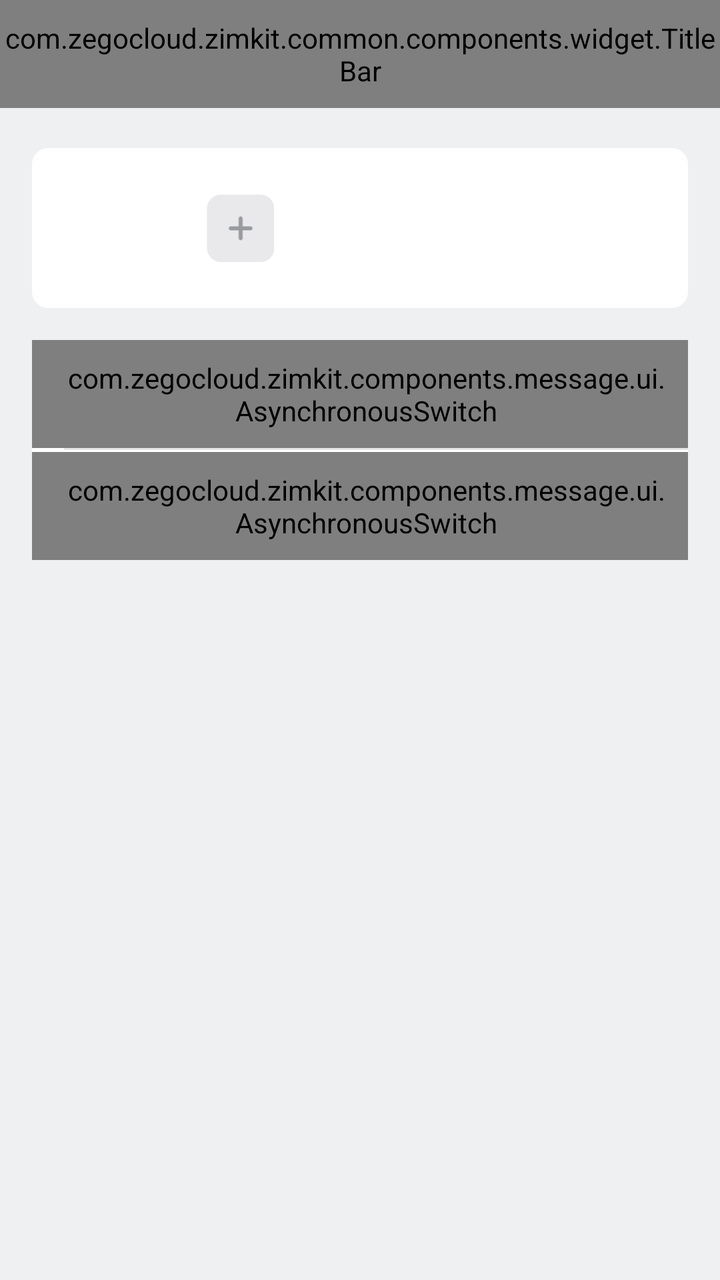
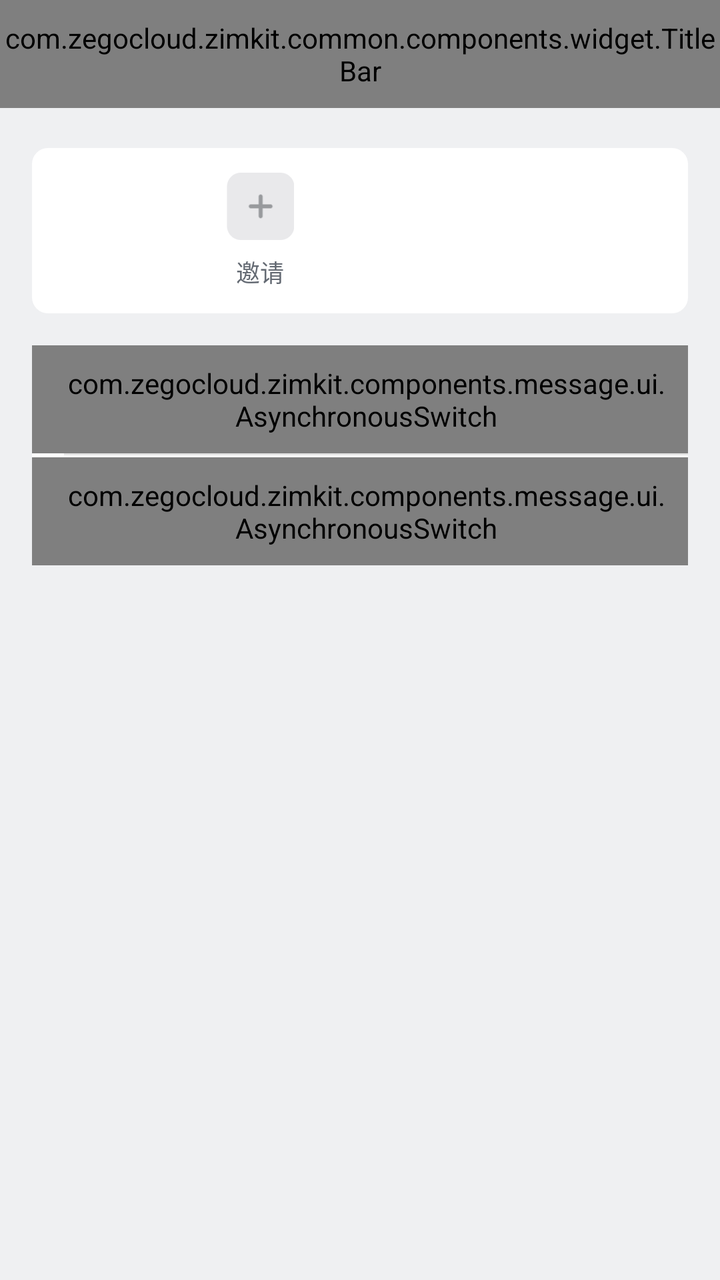

Compare the two renders of this Android layout. The source of the first and the diff that turns it into the second are given below.
<!-- AndroidManifest.xml: another module's application theme AppTheme.NoActionBar -->
<!-- res/layout/activity_private_chat_setting.xml -->
<?xml version="1.0" encoding="utf-8"?>
<layout xmlns:android="http://schemas.android.com/apk/res/android"
  xmlns:app="http://schemas.android.com/apk/res-auto"
  xmlns:tools="http://schemas.android.com/tools">

  <data>

  </data>

  <androidx.constraintlayout.widget.ConstraintLayout
    android:id="@+id/main"
    android:layout_width="match_parent"
    android:layout_height="match_parent"
    android:background="@color/white">

    <com.zegocloud.zimkit.common.components.widget.TitleBar
      android:id="@+id/title_bar"
      android:layout_width="match_parent"
      android:layout_height="@dimen/title_bar_height"
      app:layout_constraintTop_toTopOf="parent" />

    <androidx.constraintlayout.widget.ConstraintLayout
      android:id="@+id/content"
      android:layout_width="match_parent"
      android:layout_height="0dp"
      android:background="@color/color_eff0f2"
      android:paddingStart="16dp"
      android:paddingEnd="16dp"
      app:layout_constraintBottom_toBottomOf="parent"
      app:layout_constraintTop_toBottomOf="@+id/title_bar"
      app:layout_constraintVertical_bias="0.0"
      tools:layout_editor_absoluteX="0dp">

      <androidx.constraintlayout.widget.ConstraintLayout
        android:id="@+id/contact_info"
        android:layout_width="match_parent"
        android:layout_height="80dp"
        android:layout_marginTop="20dp"
        android:background="@drawable/zimkit_shape_8dp_white"
        app:layout_constraintTop_toTopOf="parent">

        <ImageView
          android:id="@+id/contact_icon"
          android:layout_width="48dp"
          android:layout_height="48dp"
          android:layout_marginStart="16dp"
          app:layout_constraintBottom_toBottomOf="parent"
          app:layout_constraintStart_toStartOf="parent"
          app:layout_constraintTop_toTopOf="parent" />

        <TextView
          android:id="@+id/contact_name"
          android:layout_width="wrap_content"
          android:layout_height="wrap_content"
          android:layout_marginStart="12dp"
          android:layout_marginEnd="8dp"
          android:ellipsize="end"
          android:maxLines="1"
          android:textColor="@color/color_2a2a2a"
          android:textSize="17sp"
          app:layout_constrainedWidth="true"
          app:layout_constraintBottom_toBottomOf="@+id/contact_icon"
          app:layout_constraintEnd_toStartOf="@+id/contact_add"
          app:layout_constraintHorizontal_bias="0"
          app:layout_constraintHorizontal_chainStyle="packed"
          app:layout_constraintStart_toEndOf="@+id/contact_icon"
          app:layout_constraintTop_toTopOf="@+id/contact_icon" />

        
        <ImageView
          android:id="@+id/contact_add"
          android:layout_width="40dp"
          android:layout_height="40dp"
          android:layout_marginEnd="8dp"
          android:background="?attr/selectableItemBackgroundBorderless"
          android:contentDescription="@string/zimkit_start_group_chat"
          android:padding="3dp"
          android:scaleType="fitCenter"
          android:src="@drawable/zimkit_icon_member_add"
          app:layout_constraintBottom_toBottomOf="parent"
          app:layout_constraintEnd_toEndOf="parent"
          app:layout_constraintStart_toEndOf="@+id/contact_name"
          app:layout_constraintTop_toTopOf="parent" />
      </androidx.constraintlayout.widget.ConstraintLayout>

      <LinearLayout
        android:id="@+id/chat_setting"
        android:layout_width="match_parent"
        android:layout_height="wrap_content"
        android:layout_marginTop="16dp"
        android:background="@drawable/zimkit_shape_8dp_white"
        android:orientation="vertical"
        app:layout_constraintTop_toBottomOf="@+id/contact_info">

        <com.zegocloud.zimkit.components.message.ui.AsynchronousSwitch
          android:id="@+id/do_not_disturb"
          android:layout_width="match_parent"
          android:layout_height="54dp"
          android:background="?selectableItemBackground"
          android:gravity="center_vertical"
          android:paddingStart="15dp"
          android:textColor="@color/color_2a2a2a"
          android:paddingEnd="9dp"
          android:text="@string/do_not_disturb"
          android:textSize="15sp" />

        <View
          android:layout_width="match_parent"
          android:layout_height="1dp"
          android:layout_marginStart="16dp"
          android:background="@color/color_e6e6e6" />

        <com.zegocloud.zimkit.components.message.ui.AsynchronousSwitch
          android:id="@+id/pin_chat"
          android:layout_width="match_parent"
          android:layout_height="54dp"
          android:layout_marginTop="1dp"
          android:textColor="@color/color_2a2a2a"
          android:background="?selectableItemBackground"
          android:gravity="center_vertical"
          android:paddingStart="15dp"
          android:paddingEnd="9dp"
          android:text="@string/chat_pin"
          android:textSize="15sp" />
      </LinearLayout>
    </androidx.constraintlayout.widget.ConstraintLayout>


  </androidx.constraintlayout.widget.ConstraintLayout>
</layout>
<!-- resources referenced by this layout -->
<resources>
  <color name="color_2a2a2a">#2A2A2A</color>
  <color name="color_e6e6e6">#E6E6E6</color>
  <color name="color_eff0f2">#EFF0F2</color>
  <color name="white">#FFFFFFFF</color>
  <dimen name="title_bar_height">54dp</dimen>
  <!-- drawable zimkit_icon_member_add: png bitmap (drawable-xxhdpi, 2005 bytes) -->
  <!-- drawable zimkit_shape_8dp_white (drawable) -->
  <?xml version="1.0" encoding="utf-8"?>
  <shape xmlns:android="http://schemas.android.com/apk/res/android">
      <solid android:color="@color/white" />
      <corners android:radius="8dp" />
  </shape>
  <string name="chat_pin">聊天置顶</string>
  <string name="do_not_disturb">聊天免打扰</string>
  <string name="zimkit_start_group_chat">发起群聊</string>
  <style name="AppTheme.NoActionBar" parent="Theme.MaterialComponents.Light.NoActionBar">
      <item name="windowActionBar">false</item>
      <item name="windowNoTitle">true</item>
      <item name="android:windowNoTitle">true</item>
      <item name="android:windowActionBar">false</item>
    </style>
</resources>

<!-- the commit's change to res/layout/activity_private_chat_setting.xml (unified diff, before → after) -->
@@ -31,57 +31,72 @@
       app:layout_constraintVertical_bias="0.0"
       tools:layout_editor_absoluteX="0dp">
 
-      <androidx.constraintlayout.widget.ConstraintLayout
+      
+      <LinearLayout
         android:id="@+id/contact_info"
         android:layout_width="match_parent"
-        android:layout_height="80dp"
+        android:layout_height="wrap_content"
         android:layout_marginTop="20dp"
         android:background="@drawable/zimkit_shape_8dp_white"
+        android:gravity="center_vertical"
+        android:orientation="horizontal"
+        android:paddingStart="16dp"
+        android:paddingTop="12dp"
+        android:paddingEnd="16dp"
+        android:paddingBottom="12dp"
         app:layout_constraintTop_toTopOf="parent">
 
-        <ImageView
-          android:id="@+id/contact_icon"
-          android:layout_width="48dp"
-          android:layout_height="48dp"
-          android:layout_marginStart="16dp"
-          app:layout_constraintBottom_toBottomOf="parent"
-          app:layout_constraintStart_toStartOf="parent"
-          app:layout_constraintTop_toTopOf="parent" />
-
-        <TextView
-          android:id="@+id/contact_name"
+        <LinearLayout
           android:layout_width="wrap_content"
           android:layout_height="wrap_content"
-          android:layout_marginStart="12dp"
-          android:layout_marginEnd="8dp"
-          android:ellipsize="end"
-          android:maxLines="1"
-          android:textColor="@color/color_2a2a2a"
-          android:textSize="17sp"
-          app:layout_constrainedWidth="true"
-          app:layout_constraintBottom_toBottomOf="@+id/contact_icon"
-          app:layout_constraintEnd_toStartOf="@+id/contact_add"
-          app:layout_constraintHorizontal_bias="0"
-          app:layout_constraintHorizontal_chainStyle="packed"
-          app:layout_constraintStart_toEndOf="@+id/contact_icon"
-          app:layout_constraintTop_toTopOf="@+id/contact_icon" />
+          android:gravity="center_horizontal"
+          android:orientation="vertical">
 
-        
-        <ImageView
+          <ImageView
+            android:id="@+id/contact_icon"
+            android:layout_width="34dp"
+            android:layout_height="34dp" />
+
+          <TextView
+            android:id="@+id/contact_name"
+            android:layout_width="52dp"
+            android:layout_height="wrap_content"
+            android:layout_marginTop="7dp"
+            android:ellipsize="end"
+            android:gravity="center"
+            android:maxLines="1"
+            android:textColor="@color/color_646A73"
+            android:textSize="12sp" />
+        </LinearLayout>
+
+        <LinearLayout
           android:id="@+id/contact_add"
-          android:layout_width="40dp"
-          android:layout_height="40dp"
-          android:layout_marginEnd="8dp"
+          android:layout_width="wrap_content"
+          android:layout_height="wrap_content"
+          android:layout_marginStart="20dp"
           android:background="?attr/selectableItemBackgroundBorderless"
-          android:contentDescription="@string/zimkit_start_group_chat"
-          android:padding="3dp"
-          android:scaleType="fitCenter"
-          android:src="@drawable/zimkit_icon_member_add"
-          app:layout_constraintBottom_toBottomOf="parent"
-          app:layout_constraintEnd_toEndOf="parent"
-          app:layout_constraintStart_toEndOf="@+id/contact_name"
-          app:layout_constraintTop_toTopOf="parent" />
-      </androidx.constraintlayout.widget.ConstraintLayout>
+          android:clickable="true"
+          android:focusable="true"
+          android:gravity="center_horizontal"
+          android:orientation="vertical">
+
+          <ImageView
+            android:layout_width="34dp"
+            android:layout_height="34dp"
+            android:contentDescription="@string/invite"
+            android:src="@drawable/zimkit_icon_member_add" />
+
+          <TextView
+            android:layout_width="52dp"
+            android:layout_height="wrap_content"
+            android:layout_marginTop="7dp"
+            android:gravity="center"
+            android:maxLines="1"
+            android:text="@string/invite"
+            android:textColor="@color/color_646A73"
+            android:textSize="12sp" />
+        </LinearLayout>
+      </LinearLayout>
 
       <LinearLayout
         android:id="@+id/chat_setting"
<!-- resource entries referenced after the edit -->
@@ -1,6 +1,7 @@
 <!-- resources referenced by this layout -->
 <resources>
   <color name="color_2a2a2a">#2A2A2A</color>
+  <color name="color_646A73">#646A73</color>
   <color name="color_e6e6e6">#E6E6E6</color>
   <color name="color_eff0f2">#EFF0F2</color>
   <color name="white">#FFFFFFFF</color>
@@ -14,7 +15,7 @@
   </shape>
   <string name="chat_pin">聊天置顶</string>
   <string name="do_not_disturb">聊天免打扰</string>
-  <string name="zimkit_start_group_chat">发起群聊</string>
+  <string name="invite">邀请</string>
   <style name="AppTheme.NoActionBar" parent="Theme.MaterialComponents.Light.NoActionBar">
       <item name="windowActionBar">false</item>
       <item name="windowNoTitle">true</item>
